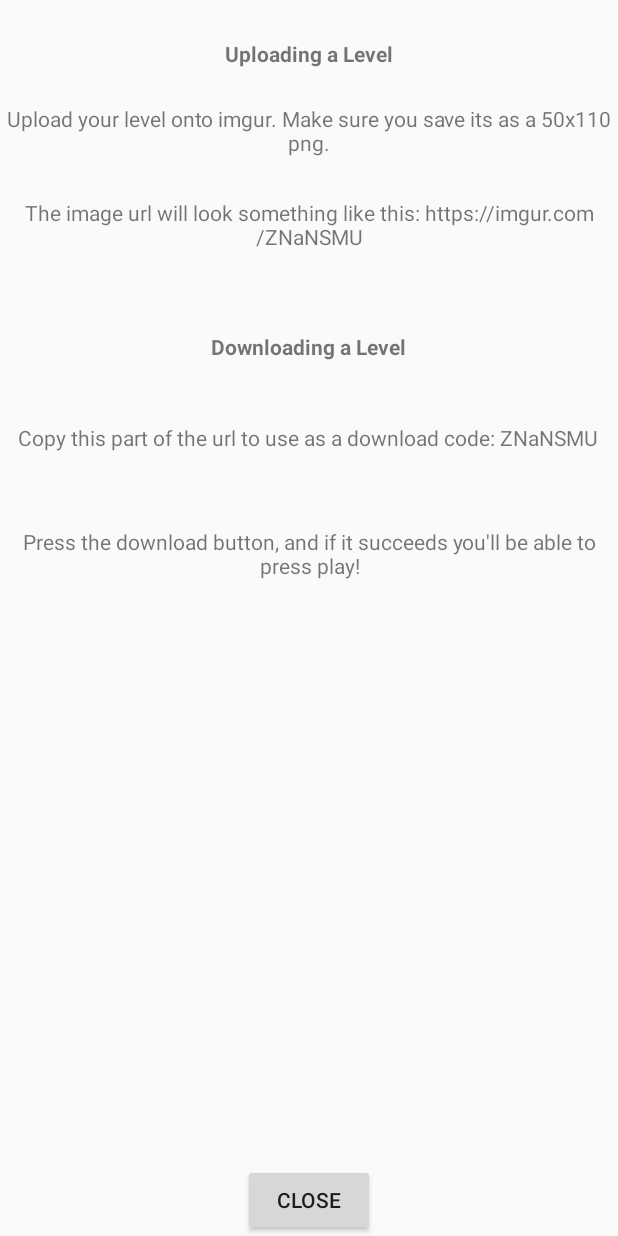
After one commit to PlasmaDiffusion/PanelFlipPuzzleGame, an Android app: the layout activity_download_help2.xml on its own in the app's theme, with its tools: preview values and no code run, on a phone screen of 412 x 824 dp. The commit adds this screen. Run offline under Robolectric (Android 15) with nearby library versions, the phone set to English and light mode, and no system bars.

Commit message:
download help activity
Also another level

```diff
--- a/app/src/main/AndroidManifest.xml
+++ b/app/src/main/AndroidManifest.xml
@@ -39,6 +39,11 @@
 
         </activity>
 
+    <activity android:name=".DownloadHelpActivity">
+
+    </activity>
+
+
     </application>
 
 </manifest>
--- a/app/src/main/java/com/example/a100580683/panelprototype/LevelSelectActivity.java
+++ b/app/src/main/java/com/example/a100580683/panelprototype/LevelSelectActivity.java
@@ -3,13 +3,9 @@ package com.example.a100580683.panelprototype;
 import android.content.Intent;
 import android.os.Bundle;
 import android.support.v7.app.AppCompatActivity;
-import android.util.Log;
 import android.view.View;
 import android.widget.Button;
 import android.widget.Toast;
-import android.widget.ToggleButton;
-
-import java.util.Random;
 
 /**
  * Created by 100585588 on 12/3/2017.
@@ -34,7 +30,7 @@ private HighscoreDB scoreDB;
 
         levels = new int[]
                 {
-                R.raw.level1, R.raw.level2, R.raw.level3
+                R.raw.level1, R.raw.level2, R.raw.level3, R.raw.level4
         };
 
         scoreDB = new HighscoreDB(this);
--- /dev/null
+++ b/app/src/main/res/layout/activity_download_help2.xml
@@ -0,0 +1,76 @@
+<?xml version="1.0" encoding="utf-8"?>
+<RelativeLayout xmlns:android="http://schemas.android.com/apk/res/android"
+    android:layout_width="match_parent"
+    android:layout_height="match_parent"
+    xmlns:app="http://schemas.android.com/apk/res-auto">
+
+    <Button
+        android:id="@+id/button5"
+        android:layout_width="wrap_content"
+        android:layout_height="wrap_content"
+        android:layout_alignParentBottom="true"
+        android:layout_centerHorizontal="true"
+        android:onClick="close"
+        android:text="@string/close" />
+
+    <TextView
+        android:id="@+id/textView2"
+        android:layout_width="wrap_content"
+        android:layout_height="wrap_content"
+        android:layout_alignParentStart="true"
+        android:layout_below="@+id/textView11"
+        android:layout_marginTop="50dp"
+        android:text="@string/press_download"
+        android:textAlignment="center" />
+
+    <TextView
+        android:id="@+id/textView11"
+        android:layout_width="wrap_content"
+        android:layout_height="wrap_content"
+        android:layout_below="@+id/textView10"
+        android:layout_centerHorizontal="true"
+        android:layout_marginTop="41dp"
+        android:text="@string/code_example"
+        android:textAlignment="center" />
+
+    <TextView
+        android:id="@+id/textView8"
+        android:layout_width="wrap_content"
+        android:layout_height="wrap_content"
+        android:layout_alignParentStart="true"
+        android:layout_below="@+id/textView5"
+        android:layout_marginTop="27dp"
+        android:text="@string/url_example"
+        android:textAlignment="center" />
+
+    <TextView
+        android:id="@+id/textView5"
+        android:layout_width="wrap_content"
+        android:layout_height="wrap_content"
+        android:layout_alignParentStart="true"
+        android:layout_below="@+id/textView7"
+        android:layout_marginTop="24dp"
+        android:text="@string/image_details"
+        android:textAlignment="center" />
+
+    <TextView
+        android:id="@+id/textView7"
+        android:layout_width="wrap_content"
+        android:layout_height="wrap_content"
+        android:layout_alignParentTop="true"
+        android:layout_centerHorizontal="true"
+        android:layout_marginTop="26dp"
+        android:text="@string/uploading_a_level"
+        android:textStyle="bold" />
+
+    <TextView
+        android:id="@+id/textView10"
+        android:layout_width="wrap_content"
+        android:layout_height="wrap_content"
+        android:layout_below="@+id/textView8"
+        android:layout_centerHorizontal="true"
+        android:layout_marginTop="54dp"
+        android:text="@string/downloading_a_level"
+        android:textStyle="bold" />
+
+</RelativeLayout>
--- a/app/src/main/res/layout/activity_preview.xml
+++ b/app/src/main/res/layout/activity_preview.xml
@@ -1,7 +1,8 @@
 <?xml version="1.0" encoding="utf-8"?>
 <RelativeLayout xmlns:android="http://schemas.android.com/apk/res/android"
     xmlns:app="http://schemas.android.com/apk/res-auto"
-    android:layout_width="match_parent" android:layout_height="match_parent">
+    android:layout_width="match_parent" android:layout_height="match_parent"
+    android:background="@drawable/diamond_background_gradient_white">
 
     <Button
         android:id="@+id/button2"
--- a/app/src/main/res/values/strings.xml
+++ b/app/src/main/res/values/strings.xml
@@ -21,4 +21,19 @@
     <string name="noscre">No scores available for this level</string>
     <string name="turnlbl">Turns:</string>
     <string name="lvl_demo">Ex: ZNaNSMU</string>
+    <string name="close">Close</string>
+    <string name="press_download">Press the download button, and if it succeeds you\'ll be able to press play!</string>
+    <string name="code_example">Copy this part of the url to use as a download code: ZNaNSMU</string>
+    <string name="url_example">The image url will look something like this: https://imgur.com/ZNaNSMU</string>
+    <string name="image_details">Upload your level onto imgur. Make sure you save its as a 50x110 png.</string>
+    <string name="uploading_a_level">Uploading a Level</string>
+    <string name="downloading_a_level">Downloading a Level</string>
+    <string name="next">Next</string>
+    <string name="create_your_own_level">You can create your own level by creating and uploading an image!</string>
+    <string name="template_link">Use this image as a template: https://i.imgur.com/ZNaNSMU.png</string>
+    <string name="image_functionality">The top half of the image represents the pattern required to beat the level. (White means the tile won\'t matter)</string>
+    <string name="creating_a_level_image">Creating a Level Image</string>
+    <string name="image_functionality2">The bottom half represents the starting panel layout. It can be any combination of orange and blue.</string>
+    <string name="help">Help</string>
+    <string name="lvl_4">4</string>
 </resources>
```
Also changed, not shown: app/src/main/java/com/example/a100580683/panelprototype/DownloadHelpActivity.java (added, +26 -0 lines), app/src/main/java/com/example/a100580683/panelprototype/DownloadLevelActivity.java (+8 -0 lines), app/src/main/res/layout/activity_download.xml (+21 -7 lines), app/src/main/res/layout/activity_download_help.xml (added, +75 -0 lines), app/src/main/res/layout/activity_select.xml (+13 -1 lines), 3 other files.
